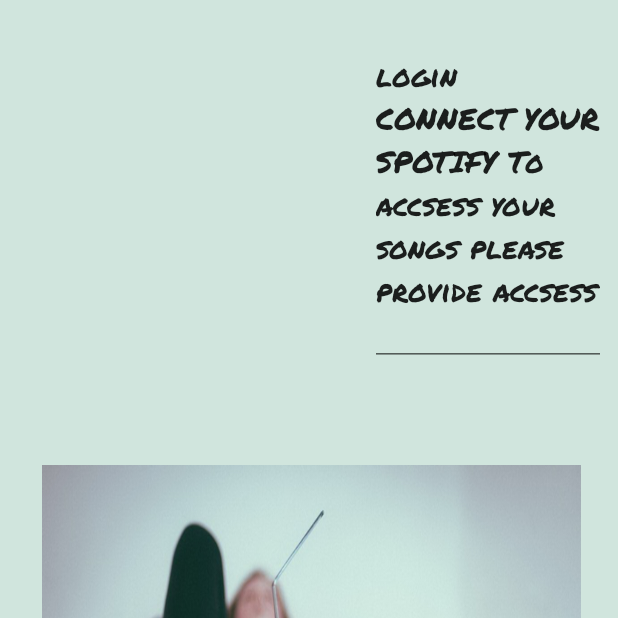
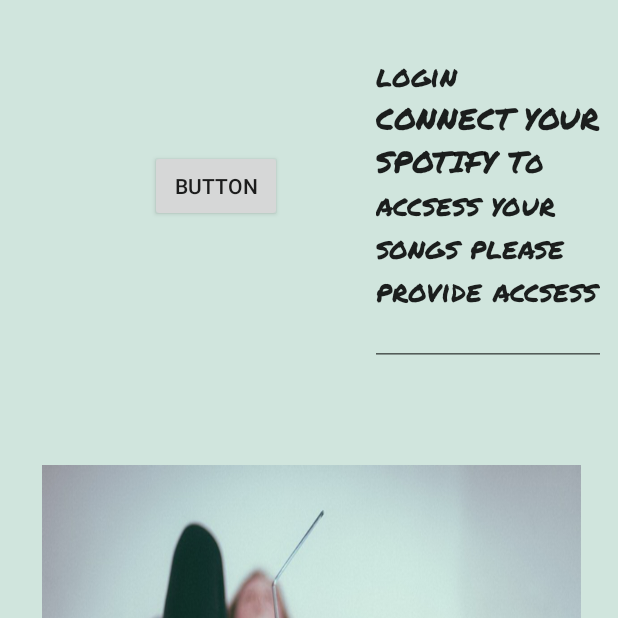
Before and after one commit to MarinaTaran/Android-Project, an Android app: the screen it shows after launch (StartActivity), on a phone screen of 412 x 824 dp, the top half of it. Run offline under Robolectric (Android 15) with nearby library versions, the phone set to English and light mode, and no system bars; our stand-ins replace Firebase (no records; nobody signed in at launch, a user with empty details on screens opened directly); libraries missing offline, so code that uses them is left out: com.spotify.android, com.spotify.sdk; 4 statements that could not run were skipped.

Commit message:
designe and token on device

```diff
--- a/app/src/main/res/layout/activity_start.xml
+++ b/app/src/main/res/layout/activity_start.xml
@@ -87,7 +87,21 @@
         app:layout_constraintHorizontal_bias="1.0"
         app:layout_constraintStart_toStartOf="parent"
         app:layout_constraintTop_toTopOf="parent"
-        app:layout_constraintVertical_bias="0.0" />36
+        app:layout_constraintVertical_bias="0.0" />
+
+    <Button
+        android:id="@+id/button33"
+        android:layout_width="wrap_content"
+        android:layout_height="wrap_content"
+        android:layout_marginStart="100dp"
+        android:layout_marginTop="100dp"
+        android:layout_marginEnd="8dp"
+        android:onClick="qwerty"
+        android:text="Button"
+        app:layout_constraintEnd_toStartOf="@+id/multiAutoCompleteTextView"
+        app:layout_constraintHorizontal_bias="0.0"
+        app:layout_constraintStart_toStartOf="parent"
+        app:layout_constraintTop_toTopOf="parent" />36
 
 
 </android.support.constraint.ConstraintLayout>
```
Also changed, not shown: app/src/main/AndroidManifest.xml (+13 -68 lines), app/src/main/java/com/example/marina/myspotifyapp/BackgroundService.java (deleted, +0 -52 lines), app/src/main/java/com/example/marina/myspotifyapp/MyReceiver.java (deleted, +0 -38 lines), app/src/main/java/com/example/marina/myspotifyapp/MyService.java (added, +70 -0 lines), app/src/main/java/com/example/marina/myspotifyapp/StartActivity.java (+10 -1 lines), 1 other file.
